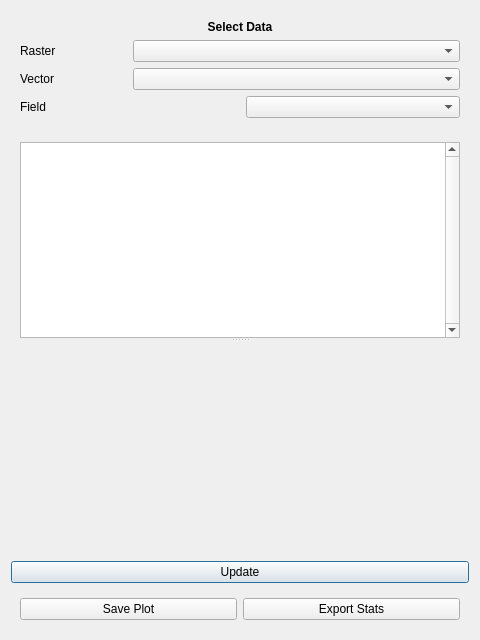
Before: the Qt Designer form ui/ui_roitool_dialog.ui in beeoda/roi_plugin, drawn with Qt 5.
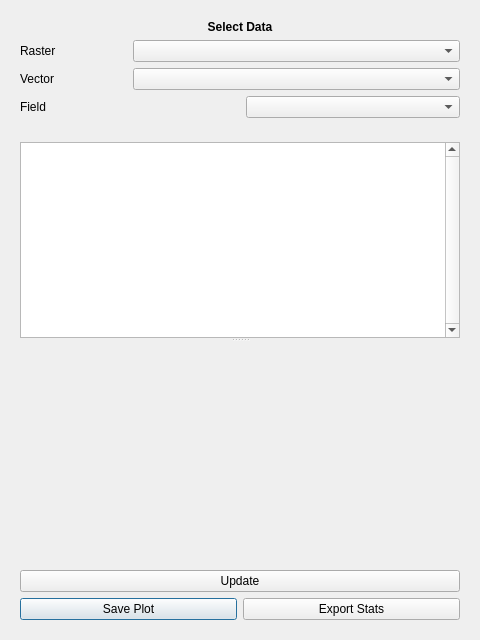
After: the same form once the commit is applied.

Commit message: Move QPushButton into widget container

```diff
--- a/ui/ui_roitool_dialog.ui
+++ b/ui/ui_roitool_dialog.ui
@@ -113,13 +113,6 @@
      </layout>
     </widget>
    </item>
-   <item>
-    <widget class="QPushButton" name="but_update">
-     <property name="text">
-      <string>Update</string>
-     </property>
-    </widget>
-   </item>
    <item>
     <widget class="QWidget" name="widget_4" native="true">
      <property name="sizePolicy">
@@ -129,20 +122,27 @@
       </sizepolicy>
      </property>
      <layout class="QGridLayout" name="gridLayout_3">
-      <item row="0" column="0">
+      <item row="1" column="0">
        <widget class="QPushButton" name="but_saveplot">
         <property name="text">
          <string>Save Plot</string>
         </property>
        </widget>
       </item>
-      <item row="0" column="1">
+      <item row="1" column="1">
        <widget class="QPushButton" name="but_savestats">
         <property name="text">
          <string>Export Stats</string>
         </property>
        </widget>
       </item>
+      <item row="0" column="0" colspan="2">
+       <widget class="QPushButton" name="but_update">
+        <property name="text">
+         <string>Update</string>
+        </property>
+       </widget>
+      </item>
      </layout>
     </widget>
    </item>
```
